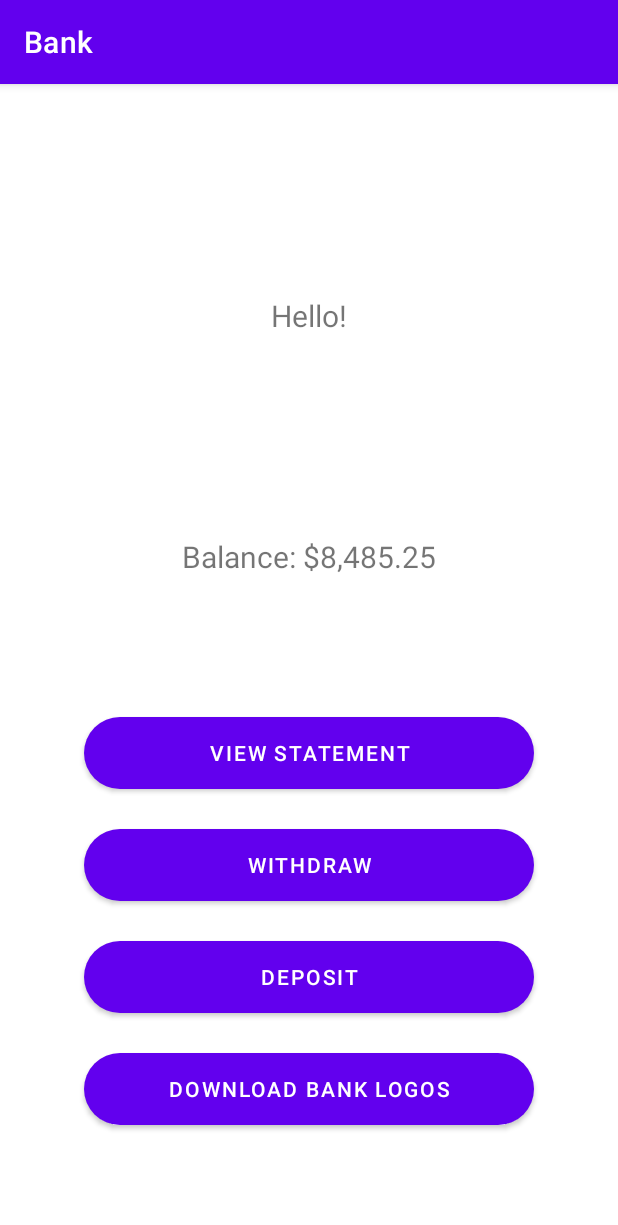
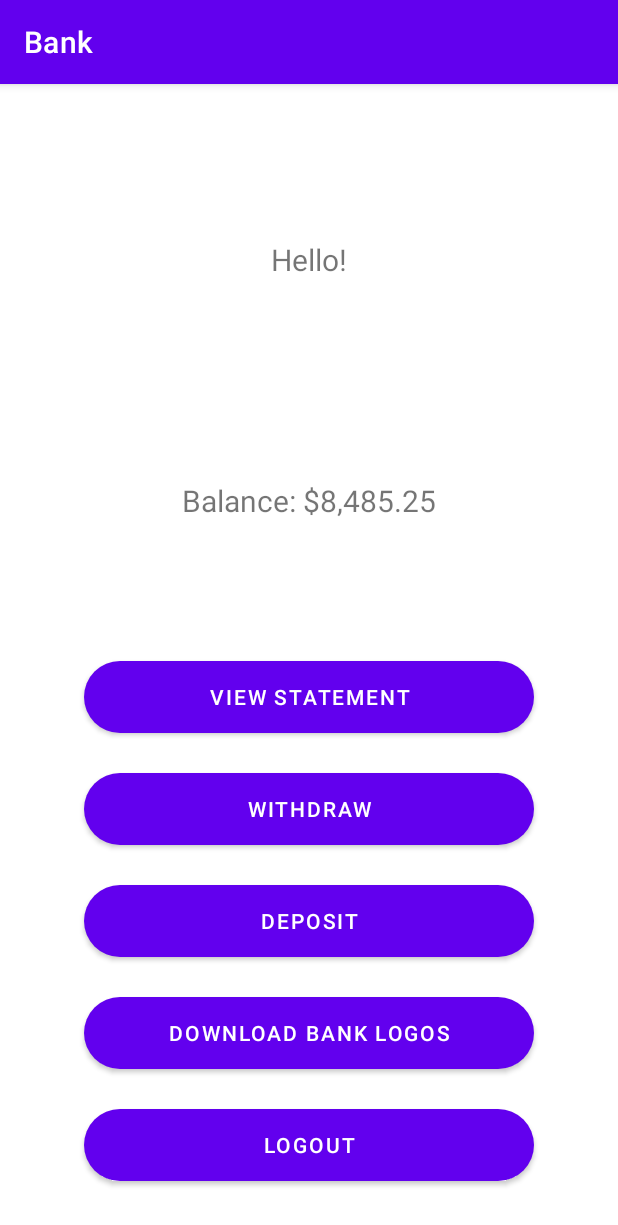
Before and after one commit to bhuan007/266p-bank-app, an Android app: the AccountDetailActivity screen opened directly, with no data from a screen before it, on a phone screen of 412 x 824 dp. Shown: the top 1225 px of the screen. Run offline under Robolectric (Android 15) with nearby library versions, the phone set to English and light mode, and no system bars; our stand-ins replace Room's generated code.

Commit message:
fixed login bug, added log out button

```diff
--- a/app/src/main/java/com/example/bank/AccountDetailActivity.java
+++ b/app/src/main/java/com/example/bank/AccountDetailActivity.java
@@ -16,7 +16,7 @@ public class AccountDetailActivity extends AppCompatActivity {
     private UserDatabase db;
     private User user;
     private TextView txtWelcomeUser, txtBalance;
-    private Button btnStatement, btnWithdraw, btnDeposit, btnLogos;
+    private Button btnStatement, btnWithdraw, btnDeposit, btnLogos, btnLogout;
     private NumberFormat currencyFormat = NumberFormat.getCurrencyInstance();
     private int userId;
 
@@ -65,6 +65,15 @@ public class AccountDetailActivity extends AppCompatActivity {
             }
         });
 
+        btnLogout.setOnClickListener(new View.OnClickListener() {
+            @Override
+            public void onClick(View view) {
+                Intent intent = new Intent(AccountDetailActivity.this, MainActivity.class);
+                intent.addFlags(Intent.FLAG_ACTIVITY_CLEAR_TOP | Intent.FLAG_ACTIVITY_NEW_TASK);
+                startActivity(intent);
+                AccountDetailActivity.this.finish();
+            }
+        });
     }
 
     @Override
@@ -93,5 +102,6 @@ public class AccountDetailActivity extends AppCompatActivity {
         btnWithdraw = findViewById(R.id.btnWithdraw);
         btnDeposit = findViewById(R.id.btnDeposit);
         btnLogos = findViewById(R.id.btnLogos);
+        btnLogout = findViewById(R.id.btnLogout);
     }
 }
--- a/app/src/main/res/layout/activity_account_detail.xml
+++ b/app/src/main/res/layout/activity_account_detail.xml
@@ -68,4 +68,12 @@
         android:text="Download Bank Logos"
         android:background="@drawable/btn_round"/>
 
+    <Button
+        android:id="@+id/btnLogout"
+        android:layout_marginTop="40px"
+        android:layout_width="300dp"
+        android:layout_height="wrap_content"
+        android:text="Logout"
+        android:background="@drawable/btn_round"/>
+
 </LinearLayout>
```
Also changed, not shown: app/src/main/java/com/example/bank/MainActivity.java (+16 -6 lines).
